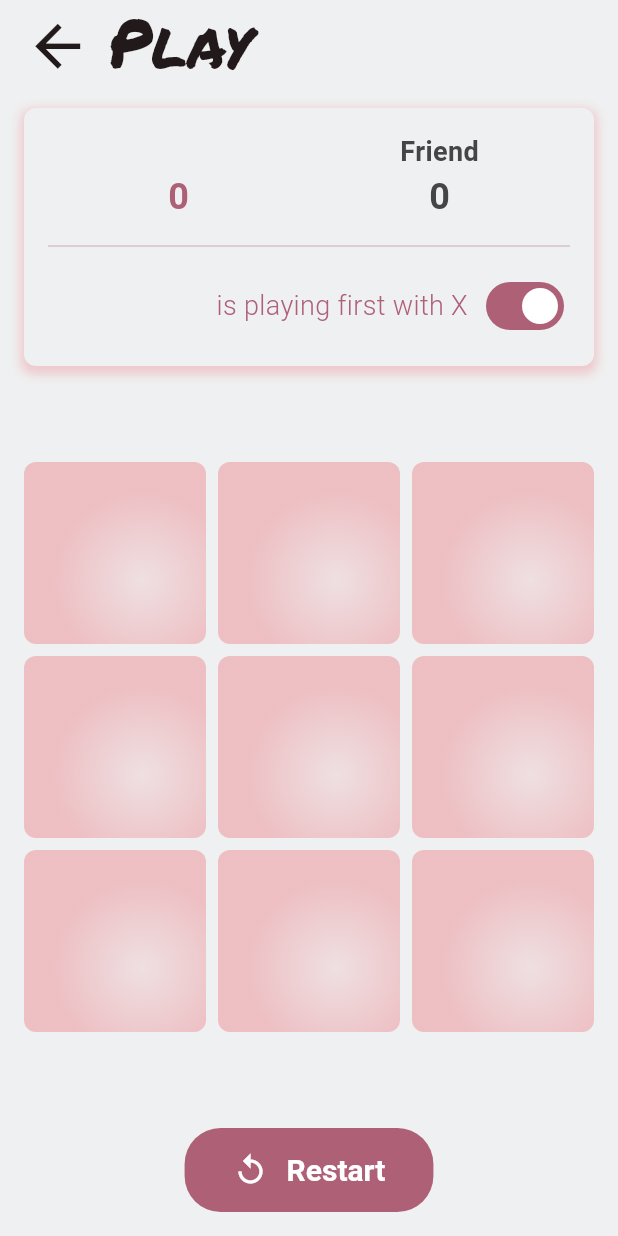
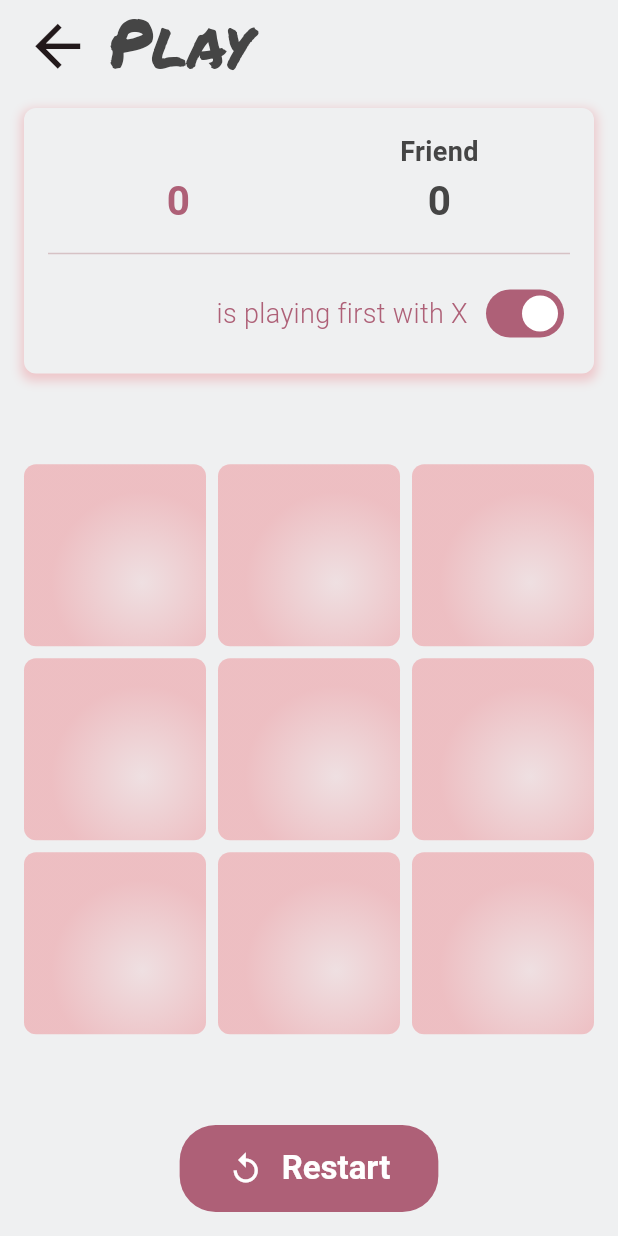
Before and after one commit to icodeyou/betclictactoe, a Flutter app: the screen it shows after launch, after a tap on "Play with a friend", on a phone screen of 412 x 824 dp. Run offline on Flutter 3.47's test engine with Material 3 defaults, Android fonts, the light colour scheme and no system bars; our stand-ins replace audioplayers, flutter_riverpod, go_router, logger, riverpod, shared_preferences; generated files the repository leaves out were written again.

Commit message:
refactor: use AppText everywhere

```diff
--- a/lib/app/app.dart
+++ b/lib/app/app.dart
@@ -3,6 +3,9 @@ import 'package:betclictactoe/app/i18n/translations.g.dart';
 import 'package:betclictactoe/app/routing/router.dart';
 import 'package:betclictactoe/app/startup/global_provider.dart';
 import 'package:betclictactoe/presentation/shared/theme/theme_colors.dart';
+import 'package:betclictactoe/presentation/shared/theme/theme_font_sizes.dart';
+import 'package:betclictactoe/presentation/shared/widgets/app_button.dart';
+import 'package:betclictactoe/presentation/shared/widgets/app_text.dart';
 import 'package:flutter/material.dart';
 import 'package:flutter_riverpod/flutter_riverpod.dart';
 
@@ -22,7 +25,7 @@ class MyApp extends ConsumerWidget {
               mainAxisSize: MainAxisSize.min,
               spacing: 16,
               children: [
-                Text(t.splashScreen.title),
+                AppText(t.splashScreen.title, fontSize: ThemeFontSizes.l),
                 CircularProgressIndicator(),
               ],
             ),
@@ -40,12 +43,12 @@ class MyApp extends ConsumerWidget {
               mainAxisSize: MainAxisSize.min,
               spacing: 16,
               children: [
-                Text(t.splashScreen.errorMessage),
-                ElevatedButton(
+                AppText(t.splashScreen.errorMessage, fontSize: ThemeFontSizes.l),
+                AppButton(
                   onPressed: () {
                     ref.invalidate(globalProvider);
                   },
-                  child: Text(t.splashScreen.retryButtonLabel),
+                  text: t.splashScreen.retryButtonLabel,
                 ),
               ],
             ),
--- a/lib/app/i18n/en.i18n.yaml
+++ b/lib/app/i18n/en.i18n.yaml
@@ -14,6 +14,7 @@ settingsScreen:
   soundFXLabel: Sound FX
   musicLabel: Music
   credits: Music by Mr Smith
+  saveButtonLabel: Save
 
 gameScreen:
   title: Play
--- a/lib/app/i18n/fr.i18n.yaml
+++ b/lib/app/i18n/fr.i18n.yaml
@@ -14,6 +14,7 @@ settingsScreen:
   soundFXLabel: Effets Sonores
   musicLabel: Musique
   credits: Musique par Mr Smith
+  saveButtonLabel: Enregistrer
 
 gameScreen:
   title: Jeu
--- a/lib/presentation/game/ui/cell_view.dart
+++ b/lib/presentation/game/ui/cell_view.dart
@@ -1,5 +1,7 @@
 import 'package:betclictactoe/presentation/game/notifier/play_notifier.dart';
 import 'package:betclictactoe/presentation/shared/theme/theme_colors.dart';
+import 'package:betclictactoe/presentation/shared/widgets/app_text.dart';
+import 'package:betclictactoe/utils/app_constants.dart';
 import 'package:flutter/material.dart';
 import 'package:flutter_riverpod/flutter_riverpod.dart';
 
@@ -66,16 +68,14 @@ class CellView extends ConsumerWidget {
                       scale: 1 + 0.2 * animationValue,
                       child: Transform.translate(
                         offset: Offset(0, 8),
-                        child: Text(
+                        child: AppText(
                           xTick ? 'X' : 'O',
-                          style: TextStyle(
-                            fontSize: 64,
-                            fontFamily: 'luckiest_guy',
-                            fontWeight: FontWeight.bold,
-                            color: animationValue == 0
-                                ? ThemeColors.secondary
-                                : Colors.white,
-                          ),
+                          fontSize: 64,
+                          fontFamily: AppConstants.tictactoeFont,
+                          fontWeight: FontWeight.bold,
+                          color: animationValue == 0
+                              ? ThemeColors.secondary
+                              : Colors.white,
                         ),
                       ),
                     ),
--- a/lib/presentation/game/ui/game_options_view.dart
+++ b/lib/presentation/game/ui/game_options_view.dart
@@ -1,6 +1,8 @@
 import 'package:betclictactoe/app/i18n/translations.g.dart';
 import 'package:betclictactoe/presentation/game/notifier/game_notifier.dart';
 import 'package:betclictactoe/presentation/shared/theme/theme_colors.dart';
+import 'package:betclictactoe/presentation/shared/theme/theme_font_sizes.dart';
+import 'package:betclictactoe/presentation/shared/widgets/app_text.dart';
 import 'package:flutter/material.dart';
 import 'package:flutter_riverpod/flutter_riverpod.dart';
 
@@ -16,17 +18,15 @@ class GameOptionsView extends ConsumerWidget {
       spacing: 8,
       children: [
         Expanded(
-          child: Text(
-            ' ${gameState.playerName} ${t.gameScreen.playFirstLabel}',
+          child: AppText(
+            '${gameState.playerName} ${t.gameScreen.playFirstLabel}',
             maxLines: 2,
             textAlign: TextAlign.right,
-            style: TextStyle(
-              color: gameState.isPlayingFirstWithX
-                  ? Theme.of(context).colorScheme.primary
-                  : ThemeColors.darkText,
-              fontSize: 18,
-              fontWeight: FontWeight.w300,
-            ),
+            color: gameState.isPlayingFirstWithX
+                ? Theme.of(context).colorScheme.primary
+                : ThemeColors.darkText,
+            fontSize: ThemeFontSizes.m,
+            fontWeight: FontWeight.w300,
           ),
         ),
         Switch(
--- a/lib/presentation/game/ui/game_screen.dart
+++ b/lib/presentation/game/ui/game_screen.dart
@@ -5,6 +5,8 @@ import 'package:betclictactoe/presentation/game/ui/score_view.dart';
 import 'package:betclictactoe/presentation/shared/theme/theme_colors.dart';
 import 'package:betclictactoe/presentation/shared/widgets/app_back_button.dart';
 import 'package:betclictactoe/presentation/shared/widgets/app_button.dart';
+import 'package:betclictactoe/presentation/shared/widgets/app_text.dart';
+import 'package:betclictactoe/utils/app_constants.dart';
 import 'package:flutter/material.dart';
 import 'package:flutter_riverpod/flutter_riverpod.dart';
 
@@ -17,14 +19,11 @@ class GameScreen extends ConsumerWidget {
       backgroundColor: ThemeColors.background,
       appBar: AppBar(
         leading: AppBackButton(),
-        title: Text(
+        title: AppText(
           t.gameScreen.title,
           textAlign: TextAlign.center,
-          style: TextStyle(
-            fontFamily: 'Permanent Marker',
-            fontSize: 45,
-            height: 1,
-          ),
+          fontFamily: AppConstants.titleFont,
+          fontSize: 45,
         ),
       ),
       body: SafeArea(
@@ -41,14 +40,8 @@ class GameScreen extends ConsumerWidget {
                 onPressed: () {
                   ref.invalidate(playNotifierProvider);
                 },
-                child: Row(
-                  mainAxisSize: MainAxisSize.min,
-                  spacing: 12,
-                  children: [
-                    Icon(Icons.replay, size: 24),
-                    Text(t.gameScreen.restartButtonLabel),
-                  ],
-                ),
+                text: t.gameScreen.restartButtonLabel,
+                icon: Icons.replay,
               ),
             ],
           ),
--- /dev/null
+++ b/lib/presentation/game/ui/points_view.dart
@@ -0,0 +1,36 @@
+import 'package:betclictactoe/presentation/shared/theme/theme_font_sizes.dart';
+import 'package:betclictactoe/presentation/shared/widgets/app_text.dart';
+import 'package:flutter/material.dart';
+
+class PointsView extends StatelessWidget {
+  const PointsView({
+    super.key,
+    required this.player,
+    required this.points,
+    required this.color,
+  });
+
+  final String player;
+  final int points;
+  final Color color;
+
+  @override
+  Widget build(BuildContext context) {
+    return Column(
+      children: [
+        AppText(
+          player,
+          fontSize: ThemeFontSizes.m,
+          fontWeight: FontWeight.bold,
+          color: color,
+        ),
+        AppText(
+          points.toString(),
+          fontSize: ThemeFontSizes.xl,
+          fontWeight: FontWeight.bold,
+          color: color,
+        ),
+      ],
+    );
+  }
+}
--- a/lib/presentation/game/ui/score_view.dart
+++ b/lib/presentation/game/ui/score_view.dart
@@ -1,6 +1,7 @@
 import 'package:betclictactoe/app/i18n/translations.g.dart';
 import 'package:betclictactoe/presentation/game/notifier/game_notifier.dart';
 import 'package:betclictactoe/presentation/game/ui/game_options_view.dart';
+import 'package:betclictactoe/presentation/game/ui/points_view.dart';
 import 'package:betclictactoe/presentation/shared/theme/theme_colors.dart';
 import 'package:flutter/material.dart';
 import 'package:flutter_riverpod/flutter_riverpod.dart';
@@ -33,47 +34,17 @@ class ScoreView extends ConsumerWidget {
             Row(
               children: [
                 Expanded(
-                  child: Column(
-                    children: [
-                      Text(
-                        gameState.playerName,
-                        style: TextStyle(
-                          fontSize: 18,
-                          fontWeight: FontWeight.bold,
-                          color: ThemeColors.primary,
-                        ),
-                      ),
-                      Text(
-                        gameState.userScore.toString(),
-                        style: TextStyle(
-                          fontSize: 24,
-                          fontWeight: FontWeight.bold,
-                          color: ThemeColors.primary,
-                        ),
-                      ),
-                    ],
+                  child: PointsView(
+                    player: gameState.playerName,
+                    points: gameState.playerScore,
+                    color: ThemeColors.primary,
                   ),
                 ),
                 Expanded(
-                  child: Column(
-                    children: [
-                      Text(
-                        t.gameScreen.friendScoreLabel,
-                        style: TextStyle(
-                          fontSize: 18,
-                          fontWeight: FontWeight.bold,
-                          color: ThemeColors.darkText,
-                        ),
-                      ),
-                      Text(
-                        gameState.friendScore.toString(),
-                        style: TextStyle(
-                          fontSize: 24,
-                          fontWeight: FontWeight.bold,
-                          color: ThemeColors.darkText,
-                        ),
-                      ),
-                    ],
+                  child: PointsView(
+                    player: t.gameScreen.friendScoreLabel,
+                    points: gameState.friendScore,
+                    color: ThemeColors.darkText,
                   ),
                 ),
               ],
--- a/lib/presentation/home/ui/home_screen.dart
+++ b/lib/presentation/home/ui/home_screen.dart
@@ -3,6 +3,7 @@ import 'package:betclictactoe/app/routing/paths.dart';
 import 'package:betclictactoe/presentation/shared/controller/audio_controller.dart';
 import 'package:betclictactoe/presentation/shared/theme/theme_colors.dart';
 import 'package:betclictactoe/presentation/shared/widgets/app_button.dart';
+import 'package:betclictactoe/presentation/shared/widgets/app_text.dart';
 import 'package:betclictactoe/utils/app_constants.dart';
 import 'package:betclictactoe/utils/audio/sounds.dart';
 import 'package:flutter/material.dart';
@@ -30,15 +31,12 @@ class HomeScreen extends ConsumerWidget {
                 child: Center(
                   child: Transform.rotate(
                     angle: -0.1,
-                    child: const Text(
+                    child: const AppText(
                       AppConstants.fullAppName,
                       textAlign: TextAlign.center,
-                      style: TextStyle(
-                        color: Colors.white,
-                        fontFamily: 'Permanent Marker',
-                        fontSize: 55,
-                        height: 1,
-                      ),
+                      color: Colors.white,
+                      fontFamily: AppConstants.titleFont,
+                      fontSize: 55,
                     ),
                   ),
                 ),
@@ -50,12 +48,12 @@ class HomeScreen extends ConsumerWidget {
                   audioControllerNotifier.playSfx(SfxType.buttonTap);
                   GoRouter.of(context).goNamed(Paths.game.name);
                 },
-                child: Text(t.homeScreen.playButtonLabel),
+                text: t.homeScreen.playButtonLabel,
               ),
               AppButton(
                 onPressed: () =>
                     GoRouter.of(context).goNamed(Paths.settings.name),
-                child: Text(t.homeScreen.settingsButtonLabel),
+                text: t.homeScreen.settingsButtonLabel,
               ),
               Padding(
                 padding: const EdgeInsets.only(top: 32),
--- a/lib/presentation/shared/widgets/app_button.dart
+++ b/lib/presentation/shared/widgets/app_button.dart
@@ -1,20 +1,24 @@
 import 'package:betclictactoe/presentation/shared/theme/theme_colors.dart';
+import 'package:betclictactoe/presentation/shared/theme/theme_font_sizes.dart';
+import 'package:betclictactoe/presentation/shared/theme/theme_sizes.dart';
+import 'package:betclictactoe/presentation/shared/widgets/app_text.dart';
 import 'package:flutter/material.dart';
 
 class AppButton extends StatelessWidget {
-  final Widget child;
-
-  final VoidCallback? onPressed;
-  final Color? foregroundColor;
-  final bool overDarkBackground;
-
   const AppButton({
     super.key,
-    required this.child,
+    required this.text,
+    this.icon,
     this.onPressed,
     this.foregroundColor,
     this.overDarkBackground = false,
   });
+
+  final String text;
+  final IconData? icon;
+  final VoidCallback? onPressed;
+  final Color? foregroundColor;
+  final bool overDarkBackground;
 
   @override
   Widget build(BuildContext context) {
@@ -24,12 +28,22 @@ class AppButton extends StatelessWidget {
         textStyle: TextStyle(fontWeight: FontWeight.bold, fontSize: 20),
         padding: EdgeInsets.symmetric(horizontal: 32, vertical: 16),
         shape: RoundedRectangleBorder(borderRadius: BorderRadius.circular(24)),
-        foregroundColor:
-            foregroundColor ??
-            (overDarkBackground ? ThemeColors.primary : null),
         backgroundColor: overDarkBackground ? Colors.white : null,
       ),
-      child: child,
+      child: Row(
+        mainAxisSize: MainAxisSize.min,
+        spacing: ThemeSizes.s,
+        children: [
+          if (icon != null) ...[Icon(icon!, size: 24)],
+          AppText(
+            text,
+            fontSize: ThemeFontSizes.l,
+            color:
+                foregroundColor ??
+                (overDarkBackground ? ThemeColors.primary : Colors.white),
+          ),
+        ],
+      ),
     );
   }
 }
--- a/lib/presentation/shared/widgets/app_text.dart
+++ b/lib/presentation/shared/widgets/app_text.dart
@@ -1,26 +1,38 @@
+import 'package:betclictactoe/presentation/shared/theme/theme_colors.dart';
 import 'package:flutter/material.dart';
 
 class AppText extends StatelessWidget {
-  final String text;
-  final TextStyle? style;
-  final TextAlign textAlign;
-  final int maxLines;
-  final TextOverflow overflow;
-
   const AppText(
     this.text, {
     super.key,
-    this.style,
+    required this.fontSize,
+    this.fontFamily,
+    this.fontWeight,
+    this.color,
     this.textAlign = TextAlign.center,
     this.maxLines = 2,
     this.overflow = TextOverflow.ellipsis,
   });
 
+  final String text;
+  final double fontSize;
+  final String? fontFamily;
+  final FontWeight? fontWeight;
+  final Color? color;
+  final TextAlign textAlign;
+  final int maxLines;
+  final TextOverflow overflow;
+
   @override
   Widget build(BuildContext context) {
     return Text(
       text,
-      style: style,
+      style: TextStyle(
+        color: color ?? ThemeColors.darkText,
+        fontSize: fontSize,
+        fontFamily: fontFamily,
+        fontWeight: fontWeight,
+      ),
       textAlign: textAlign,
       maxLines: maxLines,
       overflow: overflow,
--- a/lib/utils/app_constants.dart
+++ b/lib/utils/app_constants.dart
@@ -5,8 +5,10 @@ class AppConstants {
   /// Logging
   static const int logStacktraceNumber = 2;
 
-  /// Textfields
+  /// UI
   static const int playerNameMaxLength = 15;
+  static const String tictactoeFont = 'luckiest_guy';
+  static const String titleFont = 'permanent_marker';
 
   /// Audio
   ///
--- a/pubspec.yaml
+++ b/pubspec.yaml
@@ -39,7 +39,7 @@ flutter:
     - assets/sfx/
 
   fonts:
-    - family: Permanent Marker
+    - family: permanent_marker
       fonts:
         - asset: assets/fonts/Permanent_Marker/PermanentMarker-Regular.ttf
     - family: luckiest_guy
```
Also changed, not shown: lib/presentation/game/notifier/game_notifier.dart (+6 -6 lines), lib/presentation/settings/ui/custom_name_dialog.dart (+21 -4 lines), lib/presentation/settings/ui/icon_line.dart (+7 -10 lines), lib/presentation/settings/ui/settings_screen.dart (+11 -12 lines), lib/presentation/settings/ui/string_line.dart (+9 -13 lines).
